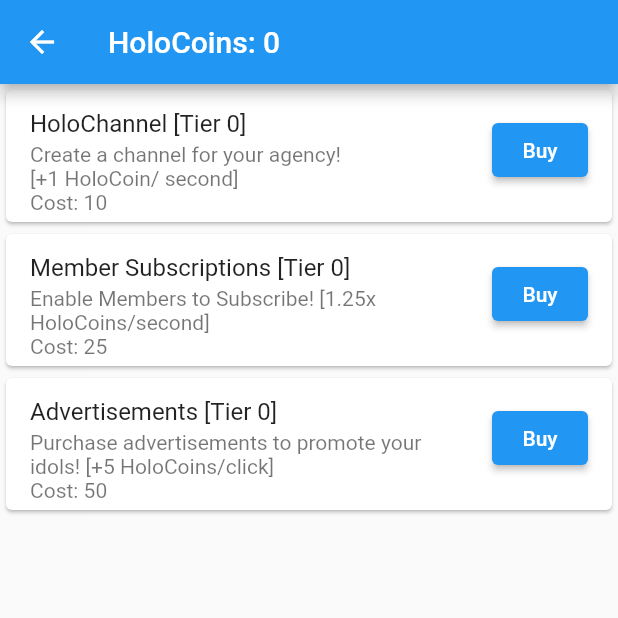
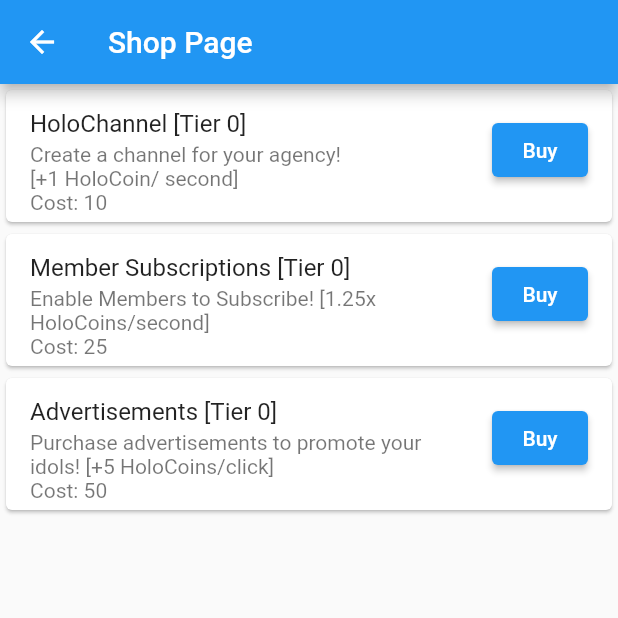
Before and after one commit to GlitchAmbush/mobile_proj, a Flutter app: the ShopPage screen opened directly, on a phone screen of 412 x 824 dp, the top half of it. Run offline on Flutter 3.47's test engine with Material 2 defaults, Android fonts, the phone set to English and light mode, and no system bars; missing offline and left inert: dart_random_choice.

Commit message:
Touch ups on Titles

```diff
--- a/lib/screens/achievements_page.dart
+++ b/lib/screens/achievements_page.dart
@@ -42,7 +42,7 @@ class _AchievementsPageState extends State<AchievementsPage> {
     return Scaffold(
       appBar: AppBar(
         backgroundColor: Colors.blue,
-        title: Text('HoloCoins: ${user.holoCoins}'),
+        title: const Text('Achievement Page'),
       ),
       body: ListView.builder(
         controller: _firstController,
--- a/lib/screens/banner_page.dart
+++ b/lib/screens/banner_page.dart
@@ -29,7 +29,7 @@ class _BannerPageState extends State<BannerPage> {
     return Scaffold(
         appBar: AppBar(
             backgroundColor: Colors.blue,
-            title: Text('HoloCoins: ${user.holoCoins}')),
+             title: const Text('Recruiting Page'),),
         body: ListView.builder(
             controller: _firstController,
             itemCount: _list.length,
--- a/lib/screens/shop_page.dart
+++ b/lib/screens/shop_page.dart
@@ -75,9 +75,7 @@ class _ShopPageState extends State<ShopPage> {
     return Scaffold(
         appBar: AppBar(
             backgroundColor: Colors.blue,
-            title: Text(
-              'HoloCoins: ${user.holoCoins}',
-            )),
+             title: const Text('Shop Page'),),
         body: ListView.builder(
           controller: _firstController,
           itemCount: _upgrades.length,
```
